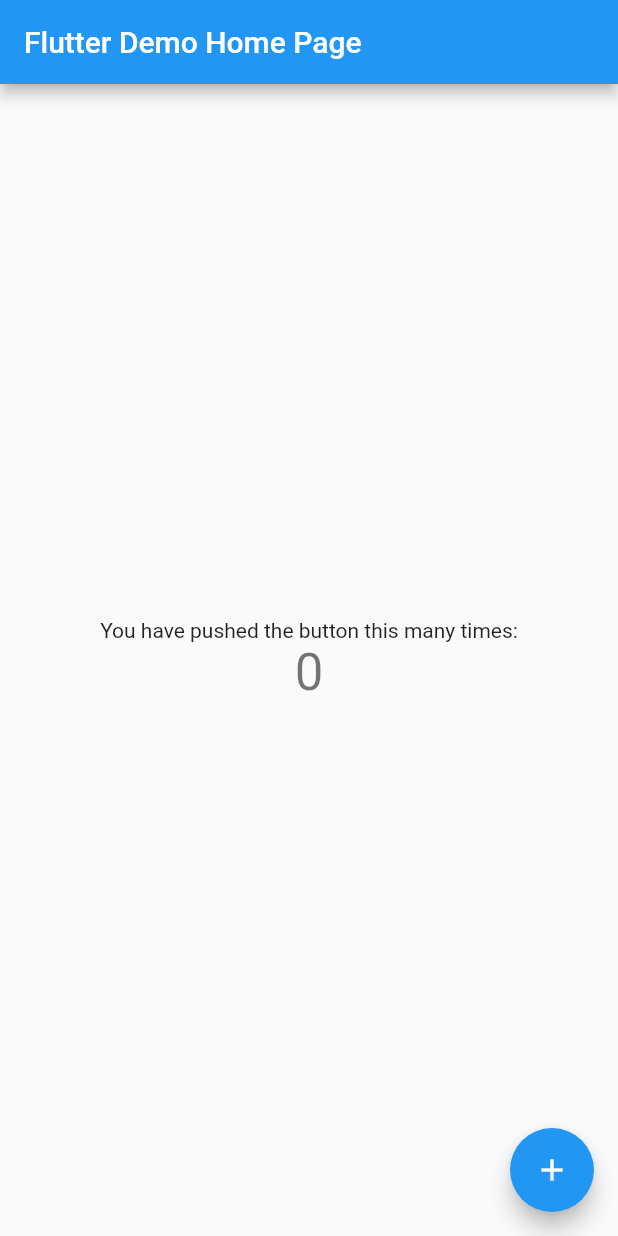
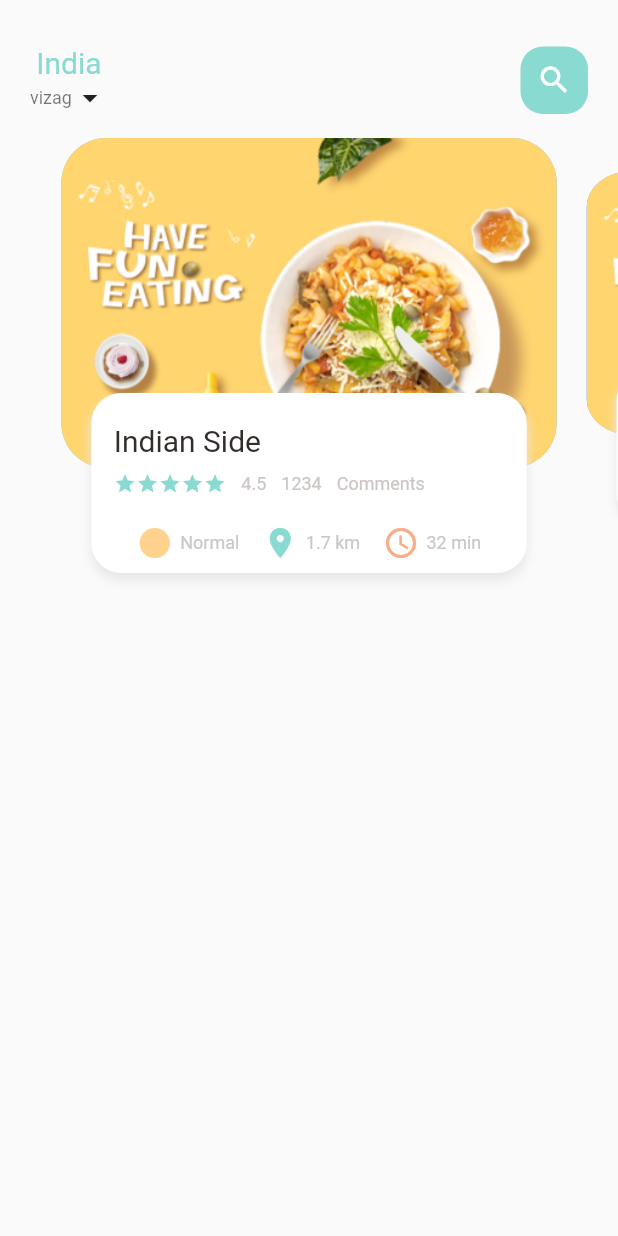
Before and after one commit to vinodh013/delivery_app, a Flutter app: the screen it shows after launch, on a phone screen of 412 x 824 dp. Run offline on Flutter 3.47's test engine with Material 2 defaults, Android fonts, the phone set to English and light mode, and no system bars.

Commit message:
matrix4 completed

```diff
--- /dev/null
+++ b/lib/home/food_page_body.dart
@@ -0,0 +1,172 @@
+import 'package:flutter/material.dart';
+import 'package:flutter_delivery_app/utils/colors.dart';
+import 'package:flutter_delivery_app/widgets/Icon_and-text.dart';
+import 'package:flutter_delivery_app/widgets/big_text.dart';
+import 'package:flutter_delivery_app/widgets/small_text.dart';
+
+class FoodPageBody extends StatefulWidget {
+  const FoodPageBody({Key? key}) : super(key: key);
+
+  @override
+  State<FoodPageBody> createState() => _FoodPageBodyState();
+}
+
+class _FoodPageBodyState extends State<FoodPageBody> {
+  PageController pageController = PageController(viewportFraction: 0.85);
+  var _currPageValue = 0.0;
+  double _scaleFactor = 0.8;
+  double height = 220;
+
+  @override
+  void initState() {
+    super.initState();
+    pageController.addListener(() {
+      setState(() {
+        _currPageValue = pageController.page!;
+      });
+    });
+  }
+
+  @override
+  void dispose() {
+    super.dispose();
+    pageController.dispose();
+  }
+
+  @override
+  Widget build(BuildContext context) {
+    return Container(
+      // color: Colors.red,
+      height: 320,
+      child: PageView.builder(
+          controller: pageController,
+          itemCount: 5,
+          itemBuilder: (context, position) {
+            return _buildPageItem(position);
+          }),
+    );
+  }
+
+  Widget _buildPageItem(int index) {
+    Matrix4 matrix = Matrix4.identity();
+
+    if (index == _currPageValue.floor()) {
+      var currScale = 1 - (_currPageValue - index) * (1 - _scaleFactor);
+      var currTrans = height * (1 - currScale) / 2;
+
+      matrix = Matrix4.diagonal3Values(1, currScale, 1)
+        ..setTranslationRaw(0, currTrans, 0);
+    } else if (index == _currPageValue.floor() + 1) {
+      var currScale =
+          _scaleFactor + (_currPageValue - index + 1) * (1 - _scaleFactor);
+      var currTrans = height * (1 - currScale) / 2;
+      matrix = Matrix4.diagonal3Values(1, currScale, 1);
+      matrix = Matrix4.diagonal3Values(1, currScale, 1)
+        ..setTranslationRaw(0, currTrans, 0);
+    } else if (index == _currPageValue.floor() - 1) {
+      var currScale = 1 - (_currPageValue - index) * (1 - _scaleFactor);
+      var currTrans = height * (1 - currScale) / 2;
+      matrix = Matrix4.diagonal3Values(1, currScale, 1);
+      matrix = Matrix4.diagonal3Values(1, currScale, 1)
+        ..setTranslationRaw(0, currTrans, 0);
+    } else {
+      var currScale = 0.8;
+      matrix = Matrix4.diagonal3Values(1, currScale, 1)..setTranslationRaw(0, height*(1-_scaleFactor)/2, 1);
+
+    }
+
+    return Transform(
+      transform: matrix,
+      child: Stack(
+        children: [
+          Container(
+            height: 220,
+            margin: EdgeInsets.only(left: 10, right: 10),
+            decoration: BoxDecoration(
+                borderRadius: BorderRadius.circular(30),
+                color: index.isEven ? Color(0xff69c5df) : Color(0xff9294cc),
+                image: DecorationImage(
+                    fit: BoxFit.cover,
+                    image: AssetImage('assets/image/food0.png'))),
+          ),
+          Align(
+            alignment: Alignment.bottomCenter,
+            child: Container(
+              height: 120,
+              margin: EdgeInsets.only(left: 30, right: 30, bottom: 30),
+              decoration: BoxDecoration(
+
+                  borderRadius: BorderRadius.circular(20),
+                  color: Colors.white,
+                  boxShadow: const [
+                     BoxShadow(
+                      color: Color(0xFFe8e8e8),
+                      blurRadius: 5.0,
+                      offset: Offset(0,5)
+                     )
+                  ]
+                  ),
+              child: Container(
+
+                padding: EdgeInsets.only(top: 20, left: 15, right: 15),
+                child: Column(
+                  crossAxisAlignment: CrossAxisAlignment.start,
+                  children: [
+                    BigText(text: "Indian Side"),
+                    SizedBox(
+                      height: 10,
+                    ),
+                    Row(
+                      children: [
+                        Wrap(
+                            children: List.generate(
+                                5,
+                                (index) => Icon(
+                                      Icons.star,
+                                      color: AppColors.mainColor,
+                                      size: 15,
+                                    ))),
+                        SizedBox(
+                          width: 10,
+                        ),
+                        SmallText(text: "4.5"),
+                        SizedBox(
+                          width: 10,
+                        ),
+                        SmallText(text: "1234"),
+                        SizedBox(
+                          width: 10,
+                        ),
+                        SmallText(text: "Comments")
+                      ],
+                    ),
+                    SizedBox(
+                      height: 20,
+                    ),
+                    Row(
+                      mainAxisAlignment: MainAxisAlignment.spaceEvenly,
+                      children: [
+                        IconAndTextWidget(
+                            icon: Icons.circle_sharp,
+                            text: "Normal",
+                            iconColor: AppColors.iconColor1),
+                        IconAndTextWidget(
+                            icon: Icons.location_on,
+                            text: "1.7 km",
+                            iconColor: AppColors.mainColor),
+                        IconAndTextWidget(
+                            icon: Icons.access_time_outlined,
+                            text: "32 min",
+                            iconColor: AppColors.iconColor2)
+                      ],
+                    )
+                  ],
+                ),
+              ),
+            ),
+          )
+        ],
+      ),
+    );
+  }
+}
--- /dev/null
+++ b/lib/home/main_food_page.dart
@@ -0,0 +1,63 @@
+import 'package:flutter/material.dart';
+import 'package:flutter_delivery_app/home/food_page_body.dart';
+import 'package:flutter_delivery_app/utils/colors.dart';
+import 'package:flutter_delivery_app/widgets/big_text.dart';
+import 'package:flutter_delivery_app/widgets/small_text.dart';
+
+class MainFoodPage extends StatefulWidget {
+  MainFoodPage({Key? key}) : super(key: key);
+
+  @override
+  State<MainFoodPage> createState() => _MainFoodPageState();
+}
+
+class _MainFoodPageState extends State<MainFoodPage> {
+  @override
+  Widget build(BuildContext context) {
+    return Scaffold(
+      body: Column(
+
+        children: [
+          Container(
+            child: Container(
+              margin: EdgeInsets.only(top: 30, bottom: 15),
+              padding: EdgeInsets.only(left: 20, right: 20),
+              child: Row(
+                mainAxisAlignment: MainAxisAlignment.spaceBetween,
+                children: [
+                  Column(
+
+                    children: [
+                      BigText(text: "India", color: AppColors.mainColor),
+                    Row(
+
+                      children: [
+                        SmallText(text: "vizag", color: Colors.black54,),
+                        Icon(Icons.arrow_drop_down)
+                      ],
+                    )
+                    ],
+                  ),
+                  Center(
+                    child: Container(
+                      width: 45,
+                      height: 45,
+                      child: Icon(
+                        Icons.search,
+                        color: Colors.white,
+                      ),
+                      decoration: BoxDecoration(
+                          borderRadius: BorderRadius.circular(15),
+                          color: AppColors.mainColor),
+                    ),
+                  )
+                ],
+              ),
+            ),
+          ),
+          FoodPageBody()
+        ],
+      ),
+    );
+  }
+}
--- a/lib/main.dart
+++ b/lib/main.dart
@@ -1,4 +1,5 @@
 import 'package:flutter/material.dart';
+import 'package:flutter_delivery_app/home/main_food_page.dart';
 
 void main() {
   runApp(const MyApp());
@@ -12,104 +13,12 @@
   Widget build(BuildContext context) {
     return MaterialApp(
       title: 'Flutter Demo',
+      debugShowCheckedModeBanner: false,
       theme: ThemeData(
-        // This is the theme of your application.
-        //
-        // Try running your application with "flutter run". You'll see the
-        // application has a blue toolbar. Then, without quitting the app, try
-        // changing the primarySwatch below to Colors.green and then invoke
-        // "hot reload" (press "r" in the console where you ran "flutter run",
-        // or simply save your changes to "hot reload" in a Flutter IDE).
-        // Notice that the counter didn't reset back to zero; the application
-        // is not restarted.
+
         primarySwatch: Colors.blue,
       ),
-      home: const MyHomePage(title: 'Flutter Demo Home Page'),
+      home:  MainFoodPage(),
     );
   }
 }
-
-class MyHomePage extends StatefulWidget {
-  const MyHomePage({Key? key, required this.title}) : super(key: key);
-
-  // This widget is the home page of your application. It is stateful, meaning
-  // that it has a State object (defined below) that contains fields that affect
-  // how it looks.
-
-  // This class is the configuration for the state. It holds the values (in this
-  // case the title) provided by the parent (in this case the App widget) and
-  // used by the build method of the State. Fields in a Widget subclass are
-  // always marked "final".
-
-  final String title;
-
-  @override
-  State<MyHomePage> createState() => _MyHomePageState();
-}
-
-class _MyHomePageState extends State<MyHomePage> {
-  int _counter = 0;
-
-  void _incrementCounter() {
-    setState(() {
-      // This call to setState tells the Flutter framework that something has
-      // changed in this State, which causes it to rerun the build method below
-      // so that the display can reflect the updated values. If we changed
-      // _counter without calling setState(), then the build method would not be
-      // called again, and so nothing would appear to happen.
-      _counter++;
-    });
-  }
-
-  @override
-  Widget build(BuildContext context) {
-    // This method is rerun every time setState is called, for instance as done
-    // by the _incrementCounter method above.
-    //
-    // The Flutter framework has been optimized to make rerunning build methods
-    // fast, so that you can just rebuild anything that needs updating rather
-    // than having to individually change instances of widgets.
-    return Scaffold(
-      appBar: AppBar(
-        // Here we take the value from the MyHomePage object that was created by
-        // the App.build method, and use it to set our appbar title.
-        title: Text(widget.title),
-      ),
-      body: Center(
-        // Center is a layout widget. It takes a single child and positions it
-        // in the middle of the parent.
-        child: Column(
-          // Column is also a layout widget. It takes a list of children and
-          // arranges them vertically. By default, it sizes itself to fit its
-          // children horizontally, and tries to be as tall as its parent.
-          //
-          // Invoke "debug painting" (press "p" in the console, choose the
-          // "Toggle Debug Paint" action from the Flutter Inspector in Android
-          // Studio, or the "Toggle Debug Paint" command in Visual Studio Code)
-          // to see the wireframe for each widget.
-          //
-          // Column has various properties to control how it sizes itself and
-          // how it positions its children. Here we use mainAxisAlignment to
-          // center the children vertically; the main axis here is the vertical
-          // axis because Columns are vertical (the cross axis would be
-          // horizontal).
-          mainAxisAlignment: MainAxisAlignment.center,
-          children: <Widget>[
-            const Text(
-              'You have pushed the button this many times:',
-            ),
-            Text(
-              '$_counter',
-              style: Theme.of(context).textTheme.headline4,
-            ),
-          ],
-        ),
-      ),
-      floatingActionButton: FloatingActionButton(
-        onPressed: _incrementCounter,
-        tooltip: 'Increment',
-        child: const Icon(Icons.add),
-      ), // This trailing comma makes auto-formatting nicer for build methods.
-    );
-  }
-}
--- /dev/null
+++ b/lib/widgets/Icon_and-text.dart
@@ -0,0 +1,29 @@
+import 'package:flutter/material.dart';
+import 'package:flutter_delivery_app/widgets/small_text.dart';
+
+class IconAndTextWidget extends StatelessWidget {
+  final IconData icon;
+  final String text;
+
+  final Color iconColor;
+  const IconAndTextWidget(
+      {Key? key,
+      required this.icon,
+      required this.text,
+
+      required this.iconColor})
+      : super(key: key);
+
+  @override
+  Widget build(BuildContext context) {
+    return Row(
+      children: [
+        Icon(icon, color: iconColor),
+        SizedBox(
+          width: 5,
+        ),
+        SmallText(text: text,)
+      ],
+    );
+  }
+}
--- /dev/null
+++ b/lib/widgets/big_text.dart
@@ -0,0 +1,30 @@
+import 'package:flutter/material.dart';
+
+class BigText extends StatelessWidget {
+  final Color? color;
+  final String text;
+  double size;
+  TextOverflow overFlow;
+
+  BigText(
+      {Key? key,
+      this.color = const Color(0xff332d2b),
+      required this.text,
+      this.size = 20,
+      this.overFlow = TextOverflow.ellipsis})
+      : super(key: key);
+
+  @override
+  Widget build(BuildContext context) {
+    return Text(
+      text, overflow: overFlow,
+      maxLines: 1,
+      style: TextStyle(
+        fontWeight: FontWeight.w400,
+        fontFamily: "Roboto",
+        color: color,
+        fontSize: size
+      ) ,
+    );
+  }
+}
--- /dev/null
+++ b/lib/widgets/small_text.dart
@@ -0,0 +1,25 @@
+import 'package:flutter/material.dart';
+
+class SmallText extends StatelessWidget {
+  final Color? color;
+  final String text;
+  double size;
+  double height;
+
+  SmallText(
+      {Key? key,
+      this.color = const Color(0xFFccc7c5),
+      required this.text,
+      this.size = 12,
+      this.height = 1.2})
+      : super(key: key);
+
+  @override
+  Widget build(BuildContext context) {
+    return Text(
+      text,
+      style: TextStyle(
+          fontFamily: "Roboto", color: color, fontSize: size, height: height),
+    );
+  }
+}
```
Also changed, not shown: pubspec.yaml (+15 -0 lines).
